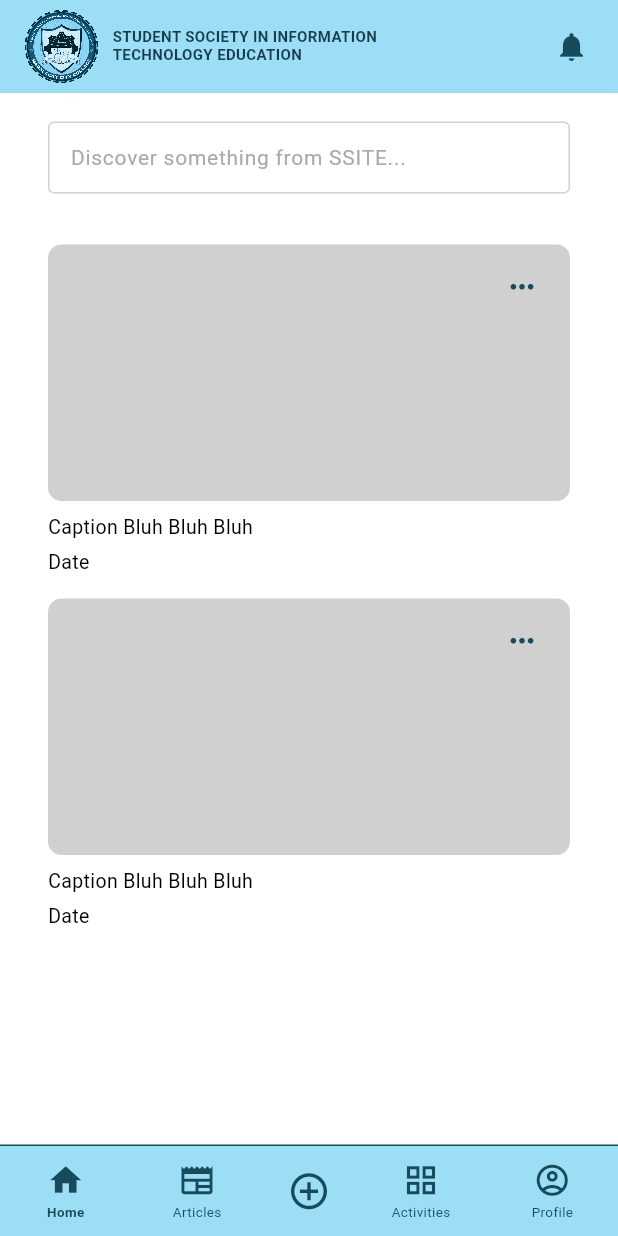
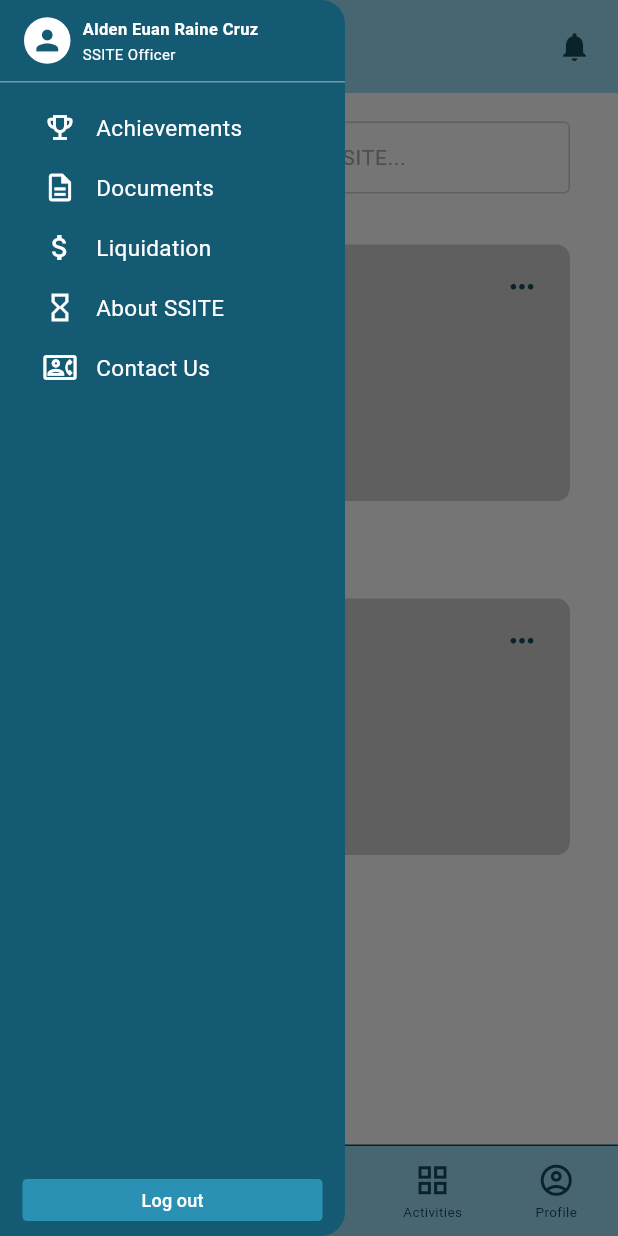
Before and after one commit to euancz/ssite_app, a Flutter app: the screen it shows after launch, with the side drawer open (before the commit the screen has no drawer), on a phone screen of 412 x 824 dp. Run offline on Flutter 3.47's test engine with Material 3 defaults, Android fonts, the light colour scheme and no system bars.

```diff
--- a/lib/screens/main_screen.dart
+++ b/lib/screens/main_screen.dart
@@ -4,7 +4,9 @@ import 'home/home_screen.dart';
 import 'articles/articles_screen.dart';
 import 'activities/activities_screen.dart';
 import 'profile/profile_screen.dart';
+
 import '../widgets/app_header.dart';
+import '../widgets/sidebar.dart';
 import '../widgets/bottom_nav.dart';
 
 class MainScreen extends StatefulWidget {
@@ -16,6 +18,9 @@ class MainScreen extends StatefulWidget {
 
 class _MainScreenState extends State<MainScreen> {
   int _selectedIndex = 0;
+
+  // KEY FOR THE DRAWER
+  final GlobalKey<ScaffoldState> _scaffoldKey = GlobalKey<ScaffoldState>();
 
   final List<Widget> _screens = const [
     HomeScreen(),
@@ -30,21 +35,31 @@ class _MainScreenState extends State<MainScreen> {
     });
   }
 
+  void _openDrawer() {
+    _scaffoldKey.currentState?.openDrawer();
+  }
+
   @override
   Widget build(BuildContext context) {
     return Scaffold(
+      key: _scaffoldKey,
+
+      // ==========================================================
+      // SIDEBAR
+      // ==========================================================
+      drawer: const Sidebar(),
+
       backgroundColor: Colors.white,
 
       // ==========================================================
-      // HEADER
+      // MAIN CONTENT
       // ==========================================================
       body: Column(
         children: [
-          const AppHeader(),
+          // HEADER
+          AppHeader(onLogoTap: _openDrawer),
 
-          // ========================================================
           // CURRENT SCREEN
-          // ========================================================
           Expanded(
             child: IndexedStack(index: _selectedIndex, children: _screens),
           ),
--- a/lib/screens/profile/profile_screen.dart
+++ b/lib/screens/profile/profile_screen.dart
@@ -1,7 +1,14 @@
 import 'package:flutter/material.dart';
 
-class ProfileScreen extends StatelessWidget {
+class ProfileScreen extends StatefulWidget {
   const ProfileScreen({super.key});
+
+  @override
+  State<ProfileScreen> createState() => _ProfileScreenState();
+}
+
+class _ProfileScreenState extends State<ProfileScreen> {
+  bool _isExpanded = false;
 
   @override
   Widget build(BuildContext context) {
@@ -121,53 +128,71 @@ class ProfileScreen extends StatelessWidget {
 
             const SizedBox(height: 15),
 
-            // INFORMATION CARD
-            Container(
-              width: double.infinity,
-              decoration: BoxDecoration(
+            // INFORMATION DROPBOX
+            Theme(
+              data: Theme.of(context).copyWith(
+                dividerColor: Colors.transparent,
+                splashColor: Colors.transparent,
+                highlightColor: Colors.transparent,
+              ),
+              child: Material(
                 color: const Color(0xFFD5EAF2),
                 borderRadius: BorderRadius.circular(5),
+                clipBehavior: Clip.antiAlias,
+                child: ExpansionTile(
+                  initiallyExpanded: _isExpanded,
+                  onExpansionChanged: (expanded) {
+                    setState(() {
+                      _isExpanded = expanded;
+                    });
+                  },
+                  tilePadding: const EdgeInsets.symmetric(horizontal: 16),
+                  childrenPadding: EdgeInsets.zero,
+                  backgroundColor: const Color(0xFFD5EAF2),
+                  collapsedBackgroundColor: const Color(0xFFD5EAF2),
+                  title: const Text(
+                    'Personal Information',
+                    style: TextStyle(
+                      fontSize: 13,
+                      fontWeight: FontWeight.w600,
+                      color: Color(0xFF164B5C),
                     ),
-              child: Column(
+                  ),
+                  trailing: Icon(
+                    _isExpanded
+                        ? Icons.keyboard_arrow_up
+                        : Icons.keyboard_arrow_down,
+                    color: const Color(0xFF164B5C),
+                    size: 25,
+                  ),
                   children: [
                     _buildInfoRow(label: 'Student Number', value: '2425-0123'),
-
                     _buildDivider(),
-
                     _buildInfoRow(label: 'Year Level', value: '3 - Regular'),
-
                     _buildDivider(),
-
                     _buildInfoRow(label: 'Program', value: 'ICS – BSIT'),
-
                     _buildDivider(),
-
                     _buildInfoRow(label: 'Gender', value: 'Male'),
-
                     _buildDivider(),
-
                     _buildContactRow(
                       icon: Icons.phone,
                       label: 'Contact Number',
                       value: '091284627763',
                     ),
-
                     _buildDivider(),
-
                     _buildContactRow(
                       icon: Icons.email,
                       label: 'Email',
                       value: 'Alden67@mcc.edu.ph',
                     ),
-
                     _buildDivider(),
-
                     _buildContactRow(
                       icon: Icons.location_on,
                       label: 'Address',
                       value: 'St. Peter, Catucatan, Masaya...',
                     ),
                   ],
+                ),
               ),
             ),
 
--- a/lib/widgets/app_header.dart
+++ b/lib/widgets/app_header.dart
@@ -1,37 +1,48 @@
 import 'package:flutter/material.dart';
 
 class AppHeader extends StatelessWidget {
-  const AppHeader({super.key});
+  final VoidCallback onLogoTap;
+
+  const AppHeader({super.key, required this.onLogoTap});
 
   @override
   Widget build(BuildContext context) {
     return Container(
       height: 62,
+      width: double.infinity,
       color: const Color(0xFF9DDEF7),
       child: Row(
         children: [
-          const SizedBox(width: 16),
+          const SizedBox(width: 8),
 
-          // SSITE LOGO
-          SizedBox(
-            width: 50,
-            height: 50,
-            child: Image.asset(
-              'assets/images/ssite_logo_cropped.png',
-              fit: BoxFit.contain,
-              filterQuality: FilterQuality.high,
-              isAntiAlias: true,
+          // ======================================================
+          // CLICKABLE SSITE LOGO
+          // ======================================================
+          GestureDetector(
+            onTap: onLogoTap,
+            child: SizedBox(
+              width: 52,
+              height: 52,
+              child: Image.asset(
+                'assets/images/ssite_logo_cropped.png',
+                fit: BoxFit.contain,
+                filterQuality: FilterQuality.high,
+              ),
             ),
           ),
 
-          const SizedBox(width: 9),
+          const SizedBox(width: 4),
 
-          // Organization name
+          // ======================================================
+          // ORGANIZATION NAME
+          // ======================================================
           const Expanded(
             child: Text(
               'STUDENT SOCIETY IN INFORMATION\nTECHNOLOGY EDUCATION',
+              maxLines: 2,
+              overflow: TextOverflow.ellipsis,
               style: TextStyle(
-                fontSize: 10,
+                fontSize: 9,
                 fontWeight: FontWeight.bold,
                 color: Color(0xFF163D4A),
                 height: 1.15,
@@ -39,9 +50,13 @@ class AppHeader extends StatelessWidget {
             ),
           ),
 
-          // Notification
+          // ======================================================
+          // NOTIFICATION
+          // ======================================================
           IconButton(
             onPressed: () {},
+            padding: EdgeInsets.zero,
+            constraints: const BoxConstraints(minWidth: 40, minHeight: 40),
             icon: const Icon(
               Icons.notifications,
               color: Color(0xFF164B5C),
@@ -49,7 +64,7 @@ class AppHeader extends StatelessWidget {
             ),
           ),
 
-          const SizedBox(width: 7),
+          const SizedBox(width: 5),
         ],
       ),
     );
--- a/lib/widgets/bottom_nav.dart
+++ b/lib/widgets/bottom_nav.dart
@@ -22,20 +22,37 @@ class AppBottomNav extends StatelessWidget {
 
       child: Row(
         mainAxisAlignment: MainAxisAlignment.spaceAround,
+        crossAxisAlignment: CrossAxisAlignment.center,
         children: [
           _buildNavItem(icon: Icons.home, label: 'Home', index: 0),
 
           _buildNavItem(icon: Icons.newspaper, label: 'Articles', index: 1),
 
-          // ADD
-          GestureDetector(
-            onTap: () {
-              // Add button logic
-            },
-            child: const Icon(
-              Icons.add_circle_outline,
-              size: 29,
-              color: Color(0xFF164B5C),
+          SizedBox(
+            width: 55,
+            child: GestureDetector(
+              onTap: () {
+                // Add button logic
+              },
+              child: Column(
+                mainAxisAlignment: MainAxisAlignment.center,
+                children: [
+                  const Icon(
+                    Icons.add_circle_outline,
+                    size: 28,
+                    color: Color(0xFF164B5C),
+                  ),
+                  const SizedBox(height: 2),
+                  Text(
+                    'Add',
+                    style: TextStyle(
+                      fontSize: 9,
+                      color: const Color(0xFF164B5C),
+                      fontWeight: FontWeight.normal,
+                    ),
+                  ),
+                ],
+              ),
             ),
           ),
 
@@ -57,27 +74,26 @@ class AppBottomNav extends StatelessWidget {
     required int index,
   }) {
     final bool selected = selectedIndex == index;
+    final Color activeColor = const Color(0xFF123E4C);
+    final Color inactiveColor = const Color(0xFF164B5C);
 
     return GestureDetector(
       onTap: () {
         onItemTapped(index);
       },
-
       child: SizedBox(
         width: 55,
         child: Column(
           mainAxisAlignment: MainAxisAlignment.center,
           children: [
-            Icon(icon, size: 25, color: const Color(0xFF164B5C)),
-
+            Icon(icon, size: 25, color: selected ? activeColor : inactiveColor),
             const SizedBox(height: 2),
-
             Text(
               label,
               style: TextStyle(
                 fontSize: 9,
                 fontWeight: selected ? FontWeight.bold : FontWeight.normal,
-                color: const Color(0xFF164B5C),
+                color: selected ? activeColor : inactiveColor,
               ),
             ),
           ],
--- /dev/null
+++ b/lib/widgets/sidebar.dart
@@ -0,0 +1,184 @@
+import 'package:flutter/material.dart';
+
+class Sidebar extends StatelessWidget {
+  const Sidebar({super.key});
+
+  @override
+  Widget build(BuildContext context) {
+    return Drawer(
+      width: 230,
+      backgroundColor: const Color(0xFF155A73),
+      child: SafeArea(
+        child: Column(
+          children: [
+            // =====================================================
+            // PROFILE HEADER
+            // =====================================================
+            Container(
+              height: 55,
+              padding: const EdgeInsets.symmetric(horizontal: 16),
+              decoration: const BoxDecoration(
+                border: Border(
+                  bottom: BorderSide(color: Color(0xFF6C9BAA), width: 1),
+                ),
+              ),
+              child: Row(
+                children: [
+                  // PROFILE ICON
+                  Container(
+                    width: 31,
+                    height: 31,
+                    decoration: const BoxDecoration(
+                      shape: BoxShape.circle,
+                      color: Colors.white,
+                    ),
+                    child: const Icon(
+                      Icons.person,
+                      size: 22,
+                      color: Color(0xFF155A73),
+                    ),
+                  ),
+
+                  const SizedBox(width: 8),
+
+                  // USER INFORMATION
+                  const Expanded(
+                    child: Column(
+                      mainAxisAlignment: MainAxisAlignment.center,
+                      crossAxisAlignment: CrossAxisAlignment.start,
+                      children: [
+                        Text(
+                          'Alden Euan Raine Cruz',
+                          maxLines: 1,
+                          overflow: TextOverflow.ellipsis,
+                          style: TextStyle(
+                            color: Colors.white,
+                            fontSize: 11,
+                            fontWeight: FontWeight.bold,
+                          ),
+                        ),
+                        SizedBox(height: 2),
+                        Text(
+                          'SSITE Officer',
+                          style: TextStyle(color: Colors.white, fontSize: 10),
+                        ),
+                      ],
+                    ),
+                  ),
+                ],
+              ),
+            ),
+
+            // =====================================================
+            // MENU
+            // =====================================================
+            const SizedBox(height: 10),
+
+            _buildMenuItem(
+              context,
+              icon: Icons.emoji_events_outlined,
+              title: 'Achievements',
+              onTap: () {
+                Navigator.pop(context);
+              },
+            ),
+
+            _buildMenuItem(
+              context,
+              icon: Icons.description_outlined,
+              title: 'Documents',
+              onTap: () {
+                Navigator.pop(context);
+              },
+            ),
+
+            _buildMenuItem(
+              context,
+              icon: Icons.attach_money,
+              title: 'Liquidation',
+              onTap: () {
+                Navigator.pop(context);
+              },
+            ),
+
+            _buildMenuItem(
+              context,
+              icon: Icons.hourglass_empty,
+              title: 'About SSITE',
+              onTap: () {
+                Navigator.pop(context);
+              },
+            ),
+
+            _buildMenuItem(
+              context,
+              icon: Icons.contact_phone_outlined,
+              title: 'Contact Us',
+              onTap: () {
+                Navigator.pop(context);
+              },
+            ),
+
+            const Spacer(),
+
+            // =====================================================
+            // LOG OUT
+            // =====================================================
+            Padding(
+              padding: const EdgeInsets.only(left: 15, right: 15, bottom: 10),
+              child: SizedBox(
+                width: double.infinity,
+                height: 28,
+                child: ElevatedButton(
+                  onPressed: () {
+                    Navigator.pop(context);
+
+                    // Add logout function here later.
+                  },
+                  style: ElevatedButton.styleFrom(
+                    backgroundColor: const Color(0xFF2A91B5),
+                    foregroundColor: Colors.white,
+                    elevation: 0,
+                    padding: EdgeInsets.zero,
+                    shape: RoundedRectangleBorder(
+                      borderRadius: BorderRadius.circular(3),
+                    ),
+                  ),
+                  child: const Text('Log out', style: TextStyle(fontSize: 12)),
+                ),
+              ),
+            ),
+          ],
+        ),
+      ),
+    );
+  }
+
+  Widget _buildMenuItem(
+    BuildContext context, {
+    required IconData icon,
+    required String title,
+    required VoidCallback onTap,
+  }) {
+    return SizedBox(
+      height: 40,
+      child: InkWell(
+        onTap: onTap,
+        child: Row(
+          children: [
+            const SizedBox(width: 29),
+
+            Icon(icon, color: Colors.white, size: 22),
+
+            const SizedBox(width: 13),
+
+            Text(
+              title,
+              style: const TextStyle(color: Colors.white, fontSize: 15),
+            ),
+          ],
+        ),
+      ),
+    );
+  }
+}
--- a/pubspec.yaml
+++ b/pubspec.yaml
@@ -59,6 +59,7 @@ flutter:
   assets:
     - assets/images/ssite_logo.png
     - assets/images/ssite_logo_cropped.png
+    - assets/images/SSITE4k3k.png
 
   # To add assets to your application, add an assets section, like this:
   # assets:
```
Also changed, not shown: 1 other file. Lines whose indentation alone changed are shown as unchanged.
